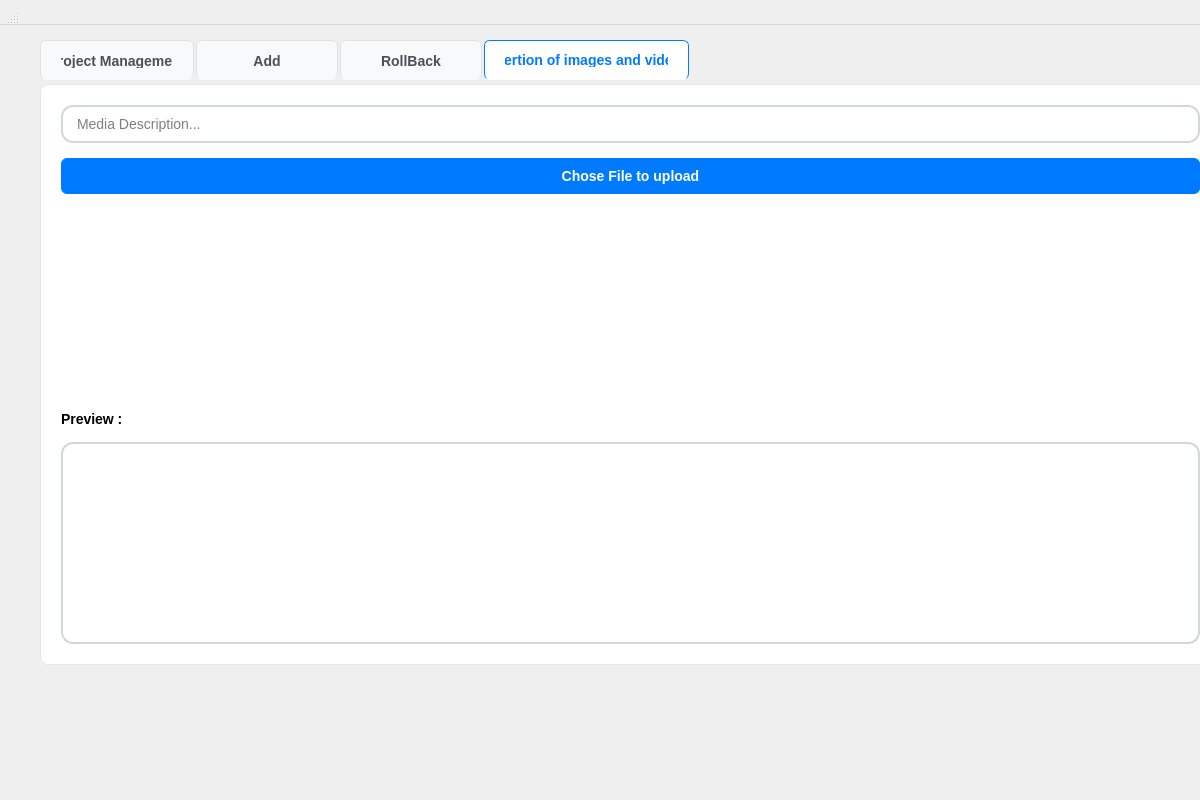
Before: the Qt Designer form ui/project.ui in 2A31ProjetCpp2526/2a31-create-teams-smart-digital-content-creation-studio, drawn with Qt 5.
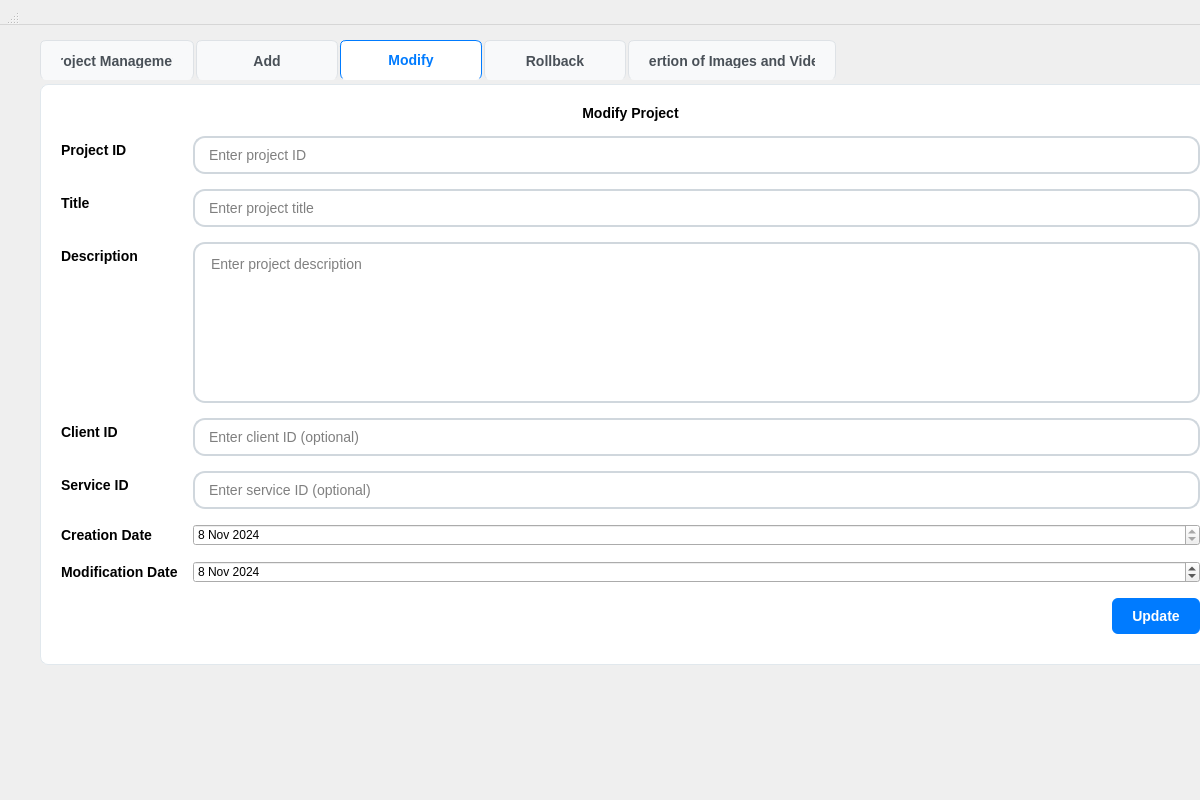
After: the same form once the commit is applied. The open tabs and pages were chosen to show the change. Icons and pictures are not drawn.

Diff of the .ui file:
```diff
--- a/ui/project.ui
+++ b/ui/project.ui
@@ -34,7 +34,7 @@
     border-radius: 6px 6px 0 0;
     padding: 12px 20px;
     margin-right: 2px;
-    font-weight: 700; /* make tab text bold */
+    font-weight: 700;
     color: #495057;
     font-size: 14px;
     min-width: 100px;
@@ -53,16 +53,18 @@
     alternate-background-color: #f8f9fa;
     border: 1px solid #dee2e6;
     border-radius: 6px;
+    color: #000000;
 }
 
 QTableWidget::item {
     padding: 8px;
     border-bottom: 1px solid #e9ecef;
+    color: #000000;
 }
 
 QTableWidget::item:selected {
     background-color: #e3f2fd;
-    color: #1976d2;
+    color: #000000;
 }
 
 QHeaderView::section {
@@ -71,7 +73,7 @@
     border: none;
     border-bottom: 2px solid #007bff;
     font-weight: 600;
-    color: #495057;
+    color: #000000;
 }
 
 QPushButton {
@@ -84,7 +86,6 @@
     font-size: 14px;
 }
 
-/* Service Management Button Colors */
 QPushButton#exportCsvBtn {
     background-color: #28a745;
     color: white;
@@ -104,7 +105,6 @@
 }
 
 QPushButton#btnEditService {
-    /* Modified to match reference: yellow/golden modify button */
     background-color: #f5b400;
     color: white;
     font-weight: 600;
@@ -137,8 +137,6 @@
     color: #ffffff;
 }
 
-/* updateClientBtn removed from UI (Modify button removed from Clients tab) */
-
 QLineEdit, QTextEdit, QComboBox {
     padding: 8px 12px;
     border: 2px solid #d0d7dd;
@@ -169,6 +167,7 @@
     color: #000000;
     padding: 20px 0;
 }
+
 QLabel#headerTitle:hover {
     color: #1e88ff; /* light blue text on hover */
 }
@@ -541,64 +540,13 @@
         </item>
        </layout>
       </widget>
-      <widget class="QWidget" name="voiceChatTab">
-       <attribute name="icon">
-        <iconset resource="resources.qrc">
-         <normaloff>:/resources/icons/undo.svg</normaloff>:/resources/icons/undo.svg</iconset>
-       </attribute>
-       <attribute name="title">
-        <string>RollBack</string>
-       </attribute>
-       <layout class="QVBoxLayout" name="voiceChatLayout">
-        <property name="spacing">
-         <number>15</number>
-        </property>
-        <property name="leftMargin">
-         <number>20</number>
-        </property>
-        <property name="topMargin">
-         <number>20</number>
-        </property>
-        <property name="rightMargin">
-         <number>20</number>
-        </property>
-        <property name="bottomMargin">
-         <number>20</number>
-        </property>
-        <item>
-         <layout class="QHBoxLayout" name="voiceControlLayout">
-          <item>
-           <widget class="QTextEdit" name="addDescriptionEdit_2">
-            <property name="html">
-             <string>&lt;!DOCTYPE HTML PUBLIC &quot;-//W3C//DTD HTML 4.0//EN&quot; &quot;http://www.w3.org/TR/REC-html40/strict.dtd&quot;&gt;
-&lt;html&gt;&lt;head&gt;&lt;meta name=&quot;qrichtext&quot; content=&quot;1&quot; /&gt;&lt;meta charset=&quot;utf-8&quot; /&gt;&lt;style type=&quot;text/css&quot;&gt;
-p, li { white-space: pre-wrap; }
-hr { height: 1px; border-width: 0; }
-li.unchecked::marker { content: &quot;\2610&quot;; }
-li.checked::marker { content: &quot;\2612&quot;; }
-&lt;/style&gt;&lt;/head&gt;&lt;body style=&quot; font-family:'Segoe UI'; font-size:14px; font-weight:400; font-style:normal;&quot;&gt;
-&lt;p style=&quot; margin-top:0px; margin-bottom:0px; margin-left:0px; margin-right:0px; -qt-block-indent:0; text-indent:0px;&quot;&gt;Version 2.0 - 27 / 09 / 2025&lt;/p&gt;
-&lt;p style=&quot;-qt-paragraph-type:empty; margin-top:0px; margin-bottom:0px; margin-left:0px; margin-right:0px; -qt-block-indent:0; text-indent:0px;&quot;&gt;&lt;br /&gt;&lt;/p&gt;
-&lt;p style=&quot; margin-top:0px; margin-bottom:0px; margin-left:0px; margin-right:0px; -qt-block-indent:0; text-indent:0px;&quot;&gt;Mod Color&lt;/p&gt;
-&lt;p style=&quot; margin-top:0px; margin-bottom:0px; margin-left:0px; margin-right:0px; -qt-block-indent:0; text-indent:0px;&quot;&gt;Version 1.5 - 20 / 09 /2025&lt;/p&gt;
-&lt;p style=&quot;-qt-paragraph-type:empty; margin-top:0px; margin-bottom:0px; margin-left:0px; margin-right:0px; -qt-block-indent:0; text-indent:0px;&quot;&gt;&lt;br /&gt;&lt;/p&gt;
-&lt;p style=&quot; margin-top:0px; margin-bottom:0px; margin-left:0px; margin-right:0px; -qt-block-indent:0; text-indent:0px;&quot;&gt;New Item&lt;/p&gt;
-&lt;p style=&quot; margin-top:0px; margin-bottom:0px; margin-left:0px; margin-right:0px; -qt-block-indent:0; text-indent:0px;&quot;&gt;Version 1.0 - 10 / 09 / 2025&lt;/p&gt;
-&lt;p style=&quot;-qt-paragraph-type:empty; margin-top:0px; margin-bottom:0px; margin-left:0px; margin-right:0px; -qt-block-indent:0; text-indent:0px;&quot;&gt;&lt;br /&gt;&lt;/p&gt;&lt;/body&gt;&lt;/html&gt;</string>
-            </property>
-           </widget>
-          </item>
-         </layout>
-        </item>
-       </layout>
-      </widget>
       <widget class="QWidget" name="modifyTab">
        <attribute name="icon">
         <iconset resource="resources.qrc">
          <normaloff>:/resources/icons/camera.svg</normaloff>:/resources/icons/camera.svg</iconset>
        </attribute>
        <attribute name="title">
-        <string>Insertion of images and videos</string>
+        <string>Modify</string>
        </attribute>
        <layout class="QVBoxLayout" name="modifyLayout">
         <property name="spacing">
@@ -617,60 +565,364 @@
          <number>20</number>
         </property>
         <item>
-         <widget class="QLineEdit" name="searchServices_2">
-          <property name="minimumSize">
+         <widget class="QLabel" name="modifyLabel">
+          <property name="text">
+           <string>Modify Project</string>
+          </property>
+          <property name="alignment">
+           <set>Qt::AlignmentFlag::AlignCenter</set>
+          </property>
+         </widget>
+        </item>
+        <item>
+         <layout class="QFormLayout" name="modifyFormLayout">
+          <item row="0" column="0">
+           <widget class="QLabel" name="modifyIdLabel">
+            <property name="text">
+             <string>Project ID</string>
+            </property>
+           </widget>
+          </item>
+          <item row="0" column="1">
+           <widget class="QLineEdit" name="modifyIdEdit">
+            <property name="placeholderText">
+             <string>Enter project ID</string>
+            </property>
+           </widget>
+          </item>
+          <item row="1" column="0">
+           <widget class="QLabel" name="modifyTitleLabel">
+            <property name="text">
+             <string>Title</string>
+            </property>
+           </widget>
+          </item>
+          <item row="1" column="1">
+           <widget class="QLineEdit" name="modifyTitleEdit">
+            <property name="placeholderText">
+             <string>Enter project title</string>
+            </property>
+           </widget>
+          </item>
+          <item row="2" column="0">
+           <widget class="QLabel" name="modifyDescriptionLabel">
+            <property name="text">
+             <string>Description</string>
+            </property>
+           </widget>
+          </item>
+          <item row="2" column="1">
+           <widget class="QTextEdit" name="modifyDescriptionEdit">
+            <property name="placeholderText">
+             <string>Enter project description</string>
+            </property>
+           </widget>
+          </item>
+          <item row="3" column="0">
+           <widget class="QLabel" name="modifyClientIdLabel">
+            <property name="text">
+             <string>Client ID</string>
+            </property>
+           </widget>
+          </item>
+          <item row="3" column="1">
+           <widget class="QLineEdit" name="modifyClientIdEdit">
+            <property name="placeholderText">
+             <string>Enter client ID (optional)</string>
+            </property>
+           </widget>
+          </item>
+          <item row="4" column="0">
+           <widget class="QLabel" name="modifyServiceIdLabel">
+            <property name="text">
+             <string>Service ID</string>
+            </property>
+           </widget>
+          </item>
+          <item row="4" column="1">
+           <widget class="QLineEdit" name="modifyServiceIdEdit">
+            <property name="placeholderText">
+             <string>Enter service ID (optional)</string>
+            </property>
+           </widget>
+          </item>
+          <item row="5" column="0">
+           <widget class="QLabel" name="modifyCreationDateLabel">
+            <property name="text">
+             <string>Creation Date</string>
+            </property>
+           </widget>
+          </item>
+          <item row="5" column="1">
+           <widget class="QDateEdit" name="modifyCreationDateEdit">
+            <property name="readOnly">
+             <bool>true</bool>
+            </property>
+            <property name="date">
+             <date>
+              <year>2024</year>
+              <month>11</month>
+              <day>8</day>
+             </date>
+            </property>
+           </widget>
+          </item>
+          <item row="6" column="0">
+           <widget class="QLabel" name="modifyModificationDateLabel">
+            <property name="text">
+             <string>Modification Date</string>
+            </property>
+           </widget>
+          </item>
+          <item row="6" column="1">
+           <widget class="QDateEdit" name="modifyModificationDateEdit">
+            <property name="date">
+             <date>
+              <year>2024</year>
+              <month>11</month>
+              <day>8</day>
+             </date>
+            </property>
+           </widget>
+          </item>
+         </layout>
+        </item>
+        <item>
+         <layout class="QHBoxLayout" name="modifyButtonLayout">
+          <item>
+           <spacer name="modifyButtonSpacer">
+            <property name="orientation">
+             <enum>Qt::Orientation::Horizontal</enum>
+            </property>
+            <property name="sizeHint" stdset="0">
+             <size>
+              <width>40</width>
+              <height>20</height>
+             </size>
+            </property>
+           </spacer>
+          </item>
+          <item>
+           <widget class="QPushButton" name="modifyServiceBtn">
+            <property name="text">
+             <string>Update</string>
+            </property>
+            <property name="icon">
+             <iconset resource="../resources.qrc">
+              <normaloff>:/resources/icons/modify.svg</normaloff>:/resources/icons/modify.svg</iconset>
+            </property>
+           </widget>
+          </item>
+         </layout>
+        </item>
+        <item>
+         <spacer name="modifyVerticalSpacer">
+          <property name="orientation">
+           <enum>Qt::Orientation::Vertical</enum>
+          </property>
+          <property name="sizeHint" stdset="0">
            <size>
-            <width>250</width>
-            <height>0</height>
+            <width>20</width>
+            <height>40</height>
            </size>
           </property>
-          <property name="placeholderText">
-           <string>Media Description...</string>
+         </spacer>
+        </item>
+       </layout>
+      </widget>
+      <widget class="QWidget" name="Rollback">
+       <attribute name="title">
+        <string>Rollback</string>
+       </attribute>
+       <layout class="QVBoxLayout" name="rollbackLayout">
+        <property name="spacing">
+         <number>10</number>
+        </property>
+        <item>
+         <widget class="QLabel" name="rollbackLabel">
+          <property name="text">
+           <string>Rollback / History</string>
           </property>
-          <property name="clearButtonEnabled">
+          <property name="alignment">
+           <set>Qt::AlignmentFlag::AlignCenter</set>
+          </property>
+         </widget>
+        </item>
+        <item>
+         <widget class="QListWidget" name="rollbackList">
+          <property name="alternatingRowColors">
            <bool>true</bool>
           </property>
          </widget>
         </item>
         <item>
-         <widget class="QPushButton" name="exportCsvBtn_2">
+         <layout class="QHBoxLayout" name="rollbackButtonsLayout">
+          <item>
+           <widget class="QLineEdit" name="rollbackNewEntryEdit">
+            <property name="placeholderText">
+             <string>Enter a history action to store</string>
+            </property>
+           </widget>
+          </item>
+          <item>
+           <widget class="QPushButton" name="rollbackAddBtn">
+            <property name="text">
+             <string>Add</string>
+            </property>
+           </widget>
+          </item>
+          <item>
+           <widget class="QPushButton" name="rollbackDoBtn">
+            <property name="text">
+             <string>Rollback Last</string>
+            </property>
+           </widget>
+          </item>
+          <item>
+           <widget class="QPushButton" name="rollbackClearBtn">
+            <property name="text">
+             <string>Clear</string>
+            </property>
+           </widget>
+          </item>
+         </layout>
+        </item>
+       </layout>
+      </widget>
+      <widget class="QWidget" name="Insertion">
+       <attribute name="title">
+        <string>Insertion of Images and Videos</string>
+       </attribute>
+       <layout class="QVBoxLayout" name="insertionLayout">
+        <property name="spacing">
+         <number>10</number>
+        </property>
+        <item>
+         <widget class="QLabel" name="insertionLabel">
           <property name="text">
-           <string>Chose File to upload</string>
+           <string>Media Insertion (images &amp; videos)</string>
           </property>
           <property name="icon">
            <iconset resource="resources.qrc">
             <normaloff>:/resources/icons/export.svg</normaloff>:/resources/icons/export.svg</iconset>
           </property>
-          <property name="iconSize">
-           <size>
-            <width>16</width>
-            <height>16</height>
-           </size>
-          </property>
          </widget>
         </item>
         <item>
-         <spacer name="verticalSpacer">
-          <property name="orientation">
-           <enum>Qt::Orientation::Vertical</enum>
-          </property>
-          <property name="sizeHint" stdset="0">
-           <size>
-            <width>20</width>
-            <height>40</height>
-           </size>
-          </property>
-         </spacer>
+         <layout class="QHBoxLayout" name="insertionTopLayout">
+          <item>
+           <widget class="QListWidget" name="insertionList">
+            <property name="minimumSize">
+             <size>
+              <width>240</width>
+              <height>0</height>
+             </size>
+            </property>
+            <property name="maximumSize">
+             <size>
+              <width>360</width>
+              <height>16777215</height>
+             </size>
+            </property>
+            <property name="alternatingRowColors">
+             <bool>true</bool>
+            </property>
+           </widget>
+          </item>
+          <item>
+           <layout class="QVBoxLayout" name="insertionPreviewLayout">
+            <property name="spacing">
+             <number>8</number>
+            </property>
+            <item>
+             <widget class="QFrame" name="insertionPreviewFrame">
+              <property name="minimumSize">
+               <size>
+                <width>500</width>
+                <height>360</height>
+               </size>
+              </property>
+              <property name="frameShape">
+               <enum>QFrame::Shape::StyledPanel</enum>
+              </property>
+              <property name="frameShadow">
+               <enum>QFrame::Shadow::Raised</enum>
+              </property>
+              <layout class="QVBoxLayout" name="previewFrameLayout">
+               <item>
+                <widget class="QLabel" name="insertionPreview">
+                 <property name="enabled">
+                  <bool>true</bool>
+                 </property>
+                 <property name="minimumSize">
+                  <size>
+                   <width>500</width>
+                   <height>360</height>
+                  </size>
+                 </property>
+                 <property name="text">
+                  <string>Preview</string>
+                 </property>
+                 <property name="scaledContents">
+                  <bool>false</bool>
+                 </property>
+                 <property name="alignment">
+                  <set>Qt::AlignmentFlag::AlignCenter</set>
+                 </property>
+                 <property name="wordWrap">
+                  <bool>false</bool>
+                 </property>
+                </widget>
+               </item>
+              </layout>
+             </widget>
+            </item>
+            <item>
+             <layout class="QHBoxLayout" name="videoControlsLayout">
+              <item>
+               <widget class="QPushButton" name="insertionPlayBtn">
+                <property name="text">
+                 <string>Play</string>
+                </property>
+               </widget>
+              </item>
+              <item>
+               <widget class="QSlider" name="insertionSlider">
+                <property name="orientation">
+                 <enum>Qt::Orientation::Horizontal</enum>
+                </property>
+               </widget>
+              </item>
+             </layout>
+            </item>
+           </layout>
+          </item>
+         </layout>
         </item>
         <item>
-         <widget class="QLabel" name="label">
-          <property name="text">
-           <string>Preview :</string>
-          </property>
-         </widget>
-        </item>
-        <item>
-         <widget class="QTextEdit" name="addDescriptionEdit_3"/>
+         <layout class="QHBoxLayout" name="insertionButtonsLayout">
+          <item>
+           <widget class="QPushButton" name="insertionAddBtn">
+            <property name="text">
+             <string>Import Media...</string>
+            </property>
+           </widget>
+          </item>
+          <item>
+           <widget class="QPushButton" name="insertionRemoveBtn">
+            <property name="text">
+             <string>Remove Selected</string>
+            </property>
+           </widget>
+          </item>
+          <item>
+           <widget class="QPushButton" name="insertionClearBtn">
+            <property name="text">
+             <string>Clear All</string>
+            </property>
+           </widget>
+          </item>
+         </layout>
         </item>
        </layout>
       </widget>
```
Left out of the diff: 353 changed lines with no effect on the pictures.
